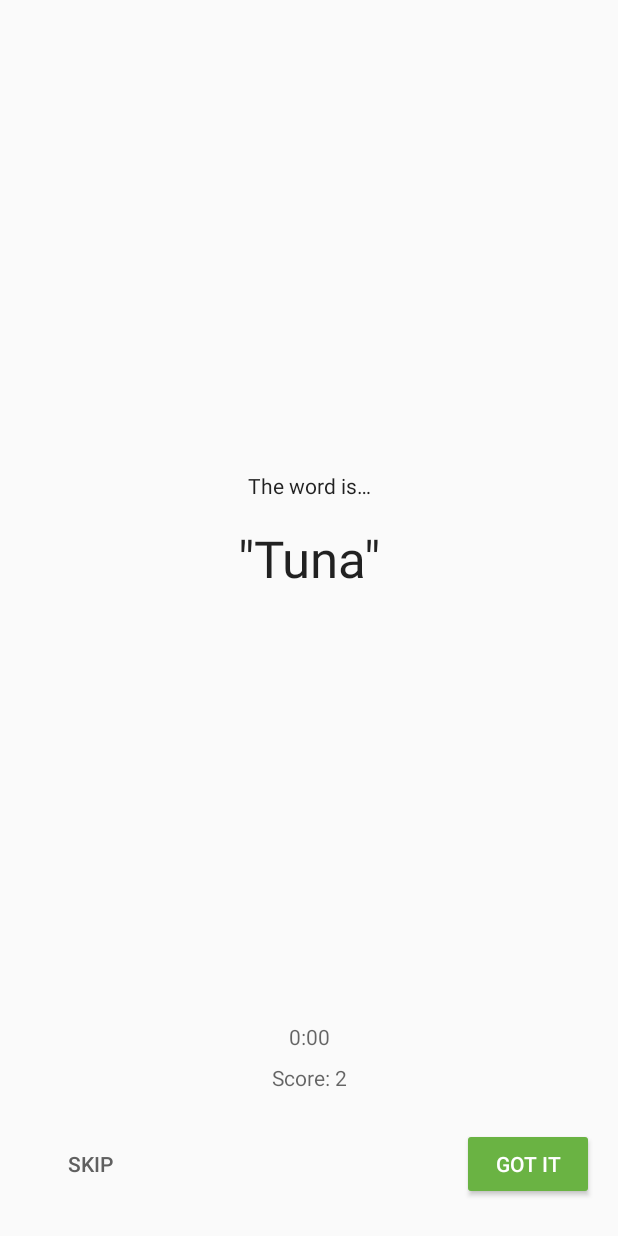
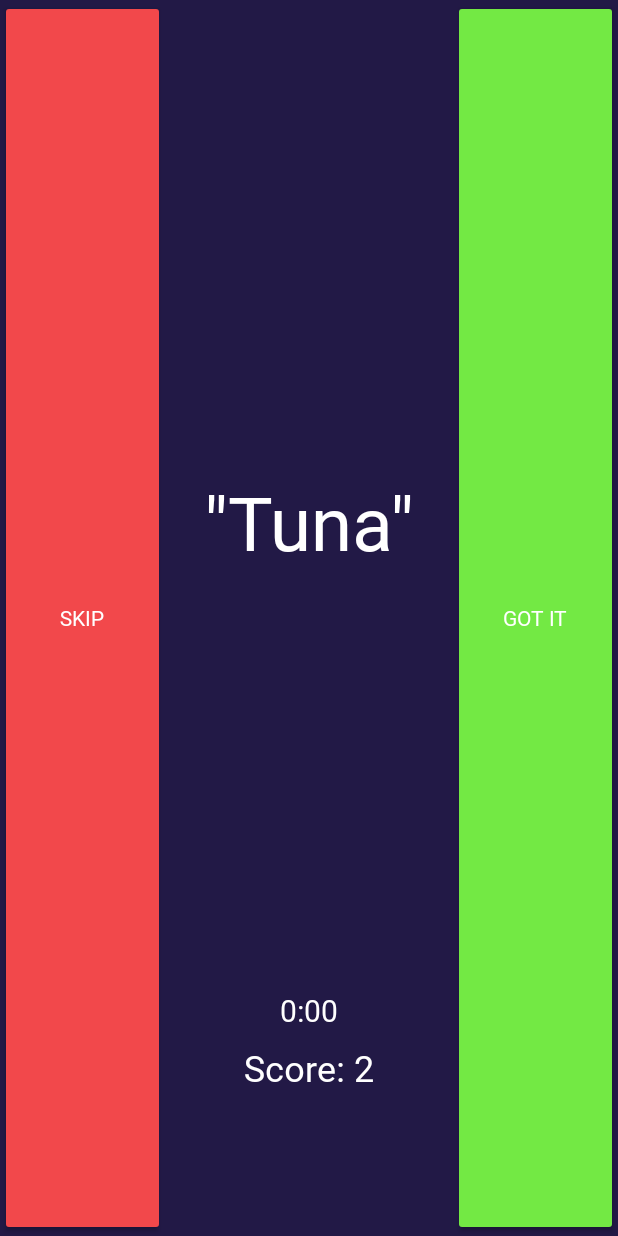
Before and after one commit to totenhund/CrocoUp, an Android app: the layout game_fragment.xml on its own in the app's theme, with its tools: preview values and no code run, on a phone screen of 412 x 824 dp. Run offline under Robolectric (Android 15) with nearby library versions, the phone set to English and light mode, and no system bars.

Commit message:
bug with rotate crash is fixed

```diff
--- a/app/build.gradle
+++ b/app/build.gradle
@@ -54,21 +54,21 @@ dependencies {
     implementation fileTree(dir: 'libs', include: ['*.jar'])
     implementation "org.jetbrains.kotlin:kotlin-stdlib-jdk7:$kotlin_version"
     implementation 'androidx.appcompat:appcompat:1.2.0'
-    implementation 'androidx.constraintlayout:constraintlayout:1.1.3'
+    implementation 'androidx.constraintlayout:constraintlayout:2.0.4'
     implementation 'androidx.legacy:legacy-support-v4:1.0.0'
-    testImplementation 'junit:junit:4.12'
-    androidTestImplementation 'androidx.test:runner:1.1.1'
-    androidTestImplementation 'androidx.test.espresso:espresso-core:3.1.1'
+    testImplementation 'junit:junit:4.13.1'
+    androidTestImplementation 'androidx.test:runner:1.3.0'
+    androidTestImplementation 'androidx.test.espresso:espresso-core:3.3.0'
 
     // KTX
-    implementation 'androidx.core:core-ktx:1.3.1'
+    implementation 'androidx.core:core-ktx:1.3.2'
 
     // Navigation
     implementation "android.arch.navigation:navigation-fragment-ktx:2.2.0"
     implementation "android.arch.navigation:navigation-ui-ktx:2.2.0"
 
     // Lifecycles
-    implementation 'androidx.lifecycle:lifecycle-extensions:2.2.0'
+    implementation 'androidx.lifecycle:lifecycle-extensions:2.1.0'
 
     // Logs
     implementation 'com.jakewharton.timber:timber:4.7.1'
--- a/app/src/main/java/com/example/android/guesstheword/screens/game/GameFragment.kt
+++ b/app/src/main/java/com/example/android/guesstheword/screens/game/GameFragment.kt
@@ -25,6 +25,7 @@ import androidx.databinding.DataBindingUtil
 import androidx.fragment.app.Fragment
 import androidx.lifecycle.Observer
 import androidx.lifecycle.ViewModelProvider
+import androidx.lifecycle.ViewModelProviders
 import androidx.navigation.fragment.NavHostFragment.findNavController
 import com.example.android.guesstheword.R
 import com.example.android.guesstheword.databinding.GameFragmentBinding
@@ -52,7 +53,7 @@ class GameFragment : Fragment() {
         )
 
         Timber.i("ViewModelProvider is Called!")
-        viewModel = ViewModelProvider(this).get(GameViewModel::class.java)
+        viewModel = ViewModelProviders.of(this).get(GameViewModel::class.java)
 
 
 
--- a/app/src/main/res/layout/game_fragment.xml
+++ b/app/src/main/res/layout/game_fragment.xml
@@ -24,22 +24,6 @@
         android:layout_height="match_parent"
         tools:context=".screens.game.GameFragment">
 
-        <TextView
-            android:id="@+id/word_is_text"
-            android:layout_width="wrap_content"
-            android:layout_height="wrap_content"
-            android:layout_marginBottom="16dp"
-            android:fontFamily="sans-serif"
-            android:text="@string/word_is"
-            android:textColor="@color/black_text_color"
-            android:textSize="14sp"
-            android:textStyle="normal"
-            app:layout_constraintBottom_toTopOf="@+id/word_text"
-            app:layout_constraintEnd_toEndOf="parent"
-            app:layout_constraintHorizontal_bias="0.5"
-            app:layout_constraintStart_toStartOf="parent"
-            app:layout_constraintTop_toTopOf="parent"
-            app:layout_constraintVertical_chainStyle="packed" />
 
         <TextView
             android:id="@+id/word_text"
@@ -48,14 +32,13 @@
             android:animateLayoutChanges="true"
             android:fontFamily="sans-serif"
             android:textAppearance="@style/TextAppearance.AppCompat.Headline"
-            android:textColor="@color/black_text_color"
-            android:textSize="34sp"
+            android:textSize="50sp"
             android:textStyle="normal"
             app:layout_constraintBottom_toTopOf="@+id/score_text"
-            app:layout_constraintEnd_toEndOf="parent"
+            app:layout_constraintEnd_toStartOf="@+id/correct_button"
             app:layout_constraintHorizontal_bias="0.5"
-            app:layout_constraintStart_toStartOf="parent"
-            app:layout_constraintTop_toBottomOf="@+id/word_is_text"
+            app:layout_constraintStart_toEndOf="@+id/skip_button"
+            app:layout_constraintTop_toTopOf="parent"
             app:layout_constraintVertical_chainStyle="packed"
             tools:text="&quot;Tuna&quot;" />
 
@@ -63,46 +46,36 @@
             android:id="@+id/timer_text"
             android:layout_width="wrap_content"
             android:layout_height="wrap_content"
-            android:layout_marginStart="8dp"
-            android:layout_marginEnd="8dp"
             android:layout_marginBottom="8dp"
             android:fontFamily="sans-serif"
-            android:textColor="@color/grey_text_color"
-            android:textSize="14sp"
+            android:textSize="20sp"
             android:textStyle="normal"
             app:layout_constraintBottom_toTopOf="@+id/score_text"
-            app:layout_constraintEnd_toEndOf="parent"
-            app:layout_constraintStart_toStartOf="parent"
+            app:layout_constraintEnd_toStartOf="@+id/correct_button"
+            app:layout_constraintStart_toEndOf="@+id/skip_button"
             tools:text="0:00" />
 
         <TextView
             android:id="@+id/score_text"
             android:layout_width="wrap_content"
             android:layout_height="wrap_content"
-            android:layout_marginStart="8dp"
-            android:layout_marginEnd="8dp"
             android:fontFamily="sans-serif"
-            android:textColor="@color/grey_text_color"
-            android:textSize="14sp"
+            android:textSize="24sp"
             android:textStyle="normal"
             app:layout_constraintBottom_toTopOf="@+id/guideline"
-            app:layout_constraintEnd_toEndOf="parent"
-            app:layout_constraintStart_toStartOf="parent"
+            app:layout_constraintEnd_toStartOf="@+id/correct_button"
+            app:layout_constraintStart_toEndOf="@+id/skip_button"
             tools:text="Score: 2" />
 
         <Button
             android:id="@+id/skip_button"
-            android:layout_width="wrap_content"
-            android:layout_height="wrap_content"
-            android:layout_marginStart="16dp"
+            android:layout_width="110dp"
+            android:layout_height="match_parent"
             android:text="@string/skip"
             android:theme="@style/SkipButton"
             app:layout_constraintBottom_toBottomOf="parent"
-            app:layout_constraintEnd_toStartOf="@+id/correct_button"
-            app:layout_constraintHorizontal_bias="0.5"
-            app:layout_constraintHorizontal_chainStyle="spread_inside"
             app:layout_constraintStart_toStartOf="parent"
-            app:layout_constraintTop_toTopOf="@+id/guideline" />
+            app:layout_constraintTop_toTopOf="parent" />
 
         <androidx.constraintlayout.widget.Guideline
             android:id="@+id/guideline"
@@ -113,16 +86,13 @@
 
         <Button
             android:id="@+id/correct_button"
-            android:layout_width="wrap_content"
-            android:layout_height="wrap_content"
-            android:layout_marginEnd="16dp"
+            android:layout_width="110dp"
+            android:layout_height="match_parent"
             android:text="@string/got_it"
             android:theme="@style/GoButton"
             app:layout_constraintBottom_toBottomOf="parent"
             app:layout_constraintEnd_toEndOf="parent"
-            app:layout_constraintHorizontal_bias="0.5"
-            app:layout_constraintStart_toEndOf="@+id/skip_button"
-            app:layout_constraintTop_toTopOf="@+id/guideline" />
+            app:layout_constraintTop_toTopOf="parent" />
 
     </androidx.constraintlayout.widget.ConstraintLayout>
 </layout>
--- a/app/src/main/res/layout/score_fragment.xml
+++ b/app/src/main/res/layout/score_fragment.xml
@@ -31,7 +31,6 @@
             android:layout_marginTop="32dp"
             android:fontFamily="sans-serif"
             android:text="@string/you_scored"
-            android:textColor="@color/black_text_color"
             android:textSize="14sp"
             android:textStyle="normal"
             app:layout_constraintBottom_toTopOf="@+id/score_text"
@@ -48,7 +47,6 @@
             android:layout_marginTop="16dp"
             android:layout_marginBottom="8dp"
             android:fontFamily="sans-serif"
-            android:textColor="@color/black_text_color"
             android:textSize="34sp"
             android:textStyle="normal"
             app:layout_constraintBottom_toTopOf="@+id/play_again_button"
--- a/app/src/main/res/layout/title_fragment.xml
+++ b/app/src/main/res/layout/title_fragment.xml
@@ -32,7 +32,6 @@
             android:layout_marginBottom="8dp"
             android:fontFamily="sans-serif"
             android:text="@string/get_ready"
-            android:textColor="@color/black_text_color"
             android:textSize="14sp"
             android:textStyle="normal"
             app:layout_constraintBottom_toTopOf="@+id/title_text"
@@ -49,7 +48,6 @@
             android:layout_marginTop="16dp"
             android:fontFamily="sans-serif"
             android:text="@string/title_text"
-            android:textColor="@color/black_text_color"
             android:textSize="34sp"
             android:textStyle="normal"
             app:layout_constraintBottom_toTopOf="@+id/play_game_button"
--- a/app/src/main/res/values/colors.xml
+++ b/app/src/main/res/values/colors.xml
@@ -15,10 +15,11 @@
   -->
 
 <resources>
+    <color name="main_background">#221946</color>
     <color name="colorPrimary">#6ab343</color>
     <color name="colorPrimaryDark">#388310</color>
     <color name="colorAccent">#D81B60</color>
-    <color name="ok_green_color">#6ab343</color>
+    <color name="ok_green_color">#73e944</color>
     <color name="selected_green_color">#388310</color>
     <color name="skip_red_color">#f44336</color>
     <color name="selected_red_color">#ba000d</color>
@@ -26,4 +27,5 @@
     <color name="grey_text_color">#99000000</color>
     <color name="grey_button_color">#606060</color>
     <color name="white_text_color">#ffffff</color>
+    <color name="skip_main_color">#f2484b</color>
 </resources>
--- a/app/src/main/res/values/styles.xml
+++ b/app/src/main/res/values/styles.xml
@@ -17,11 +17,14 @@
 <resources>
 
     <!-- Base application theme. -->
-    <style name="AppTheme" parent="Theme.AppCompat.Light.DarkActionBar">
+    <style name="AppTheme" parent="Theme.AppCompat.Light.NoActionBar">
         <!-- Customize your theme here. -->
+        <item name="fontFamily">@font/montebold</item>
+        <item name="android:background">@color/main_background</item>
         <item name="colorPrimary">@color/colorPrimary</item>
         <item name="colorPrimaryDark">@color/colorPrimaryDark</item>
         <item name="colorAccent">@color/colorAccent</item>
+        <item name="android:textColor">@color/white_text_color</item>
     </style>
 
     <!-- Button Styles -->
@@ -33,8 +36,8 @@
     </style>
 
     <style name="SkipButton" parent="Widget.AppCompat.Button.Colored">
-        <item name="android:buttonStyle">@style/Widget.AppCompat.Button.Borderless.Colored</item>
-        <item name="android:textColor">@color/grey_button_color</item>
+        <item name="colorButtonNormal">@color/skip_main_color</item>
+        <item name="android:textColor">@color/white_text_color</item>
         <item name="colorControlHighlight">@color/skip_red_color</item>
     </style>
 
```
